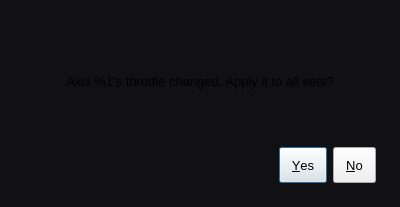
Old version of the form src/gui/setaxisthrottledialog.ui in the repository davaughnl/Pad.
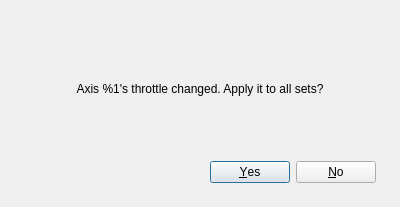
New version of the form. Icons and pictures are not drawn.

Commit message: dialogs: drop per-dialog stylesheets so the app palette and 24px controls apply everywhere

The edit to the form file:
```diff
--- a/src/gui/setaxisthrottledialog.ui
+++ b/src/gui/setaxisthrottledialog.ui
@@ -13,21 +13,6 @@
   <property name="windowTitle">
    <string>Throttle Change</string>
   </property>
-  <property name="styleSheet">
-   <string notr="true">QWidget { font-family: "Geist"; font-size: 13px; font-weight: 400; }
-QDialog { background: #111113; }
-QPushButton, QToolButton { min-height: 24px; padding: 5px 12px; }
-QComboBox, QLineEdit, QSpinBox, QDoubleSpinBox { min-height: 24px; padding-top: 5px; padding-bottom: 5px; }
-QGroupBox { padding: 16px; margin-top: 16px; }
-QGroupBox::title { color: #b8b8bf; left: 16px; }
-QLabel:disabled, QCheckBox:disabled { color: #67676f; }
-JoyControlStickButtonPushButton[isflashing="true"] { background: #e8e8eb; color: #111113; border-color: #ffffff; }
-QDialogButtonBox { border: none; padding-top: 8px; }
-QFrame[frameShape="4"], QFrame[frameShape="5"] { color: #29292d; background: #29292d; max-height: 1px; border: none; }
-QGroupBox::indicator { width: 16px; height: 16px; border: 1px solid #505058; border-radius: 4px; background: #19191c; }
-QGroupBox::indicator:checked { background: #eeeeef; image: url(:/pad/icons/check-dark.svg); }
- </string>
-  </property>
   <layout class="QVBoxLayout" name="verticalLayout">
    <property name="spacing"><number>8</number></property>
    <property name="leftMargin"><number>24</number></property>
```
The commit also changes 7 other files.
